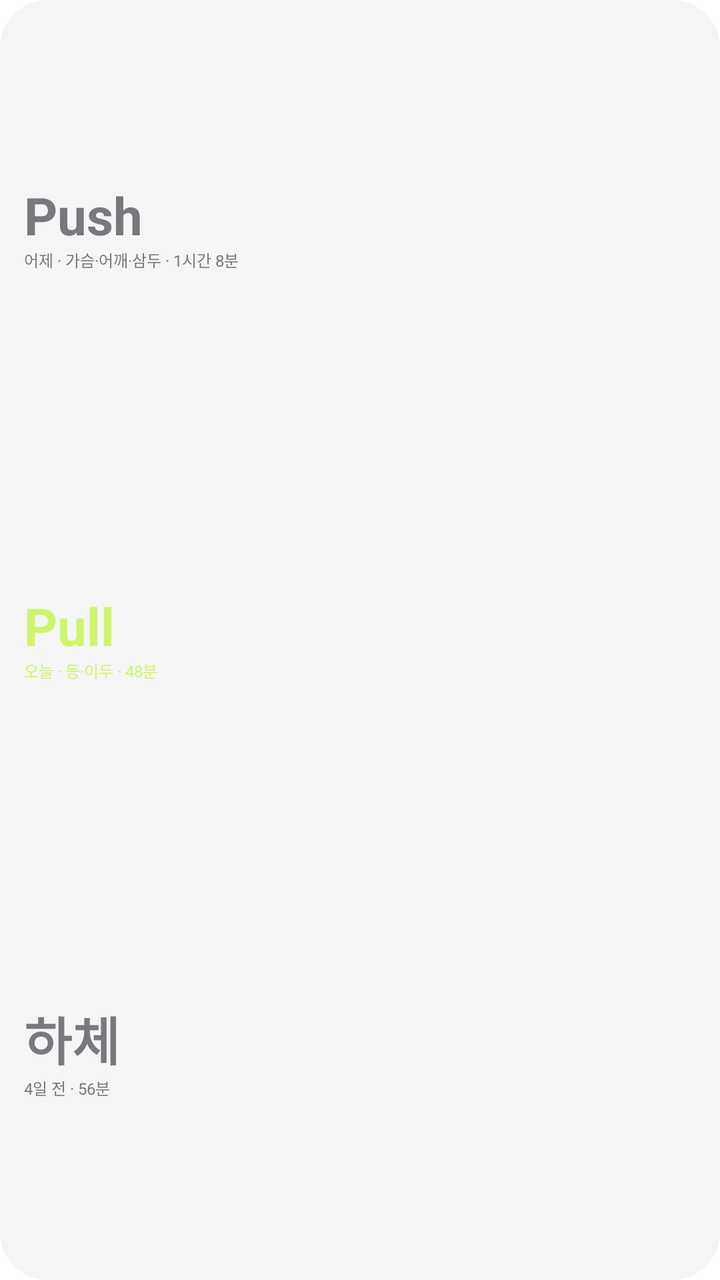
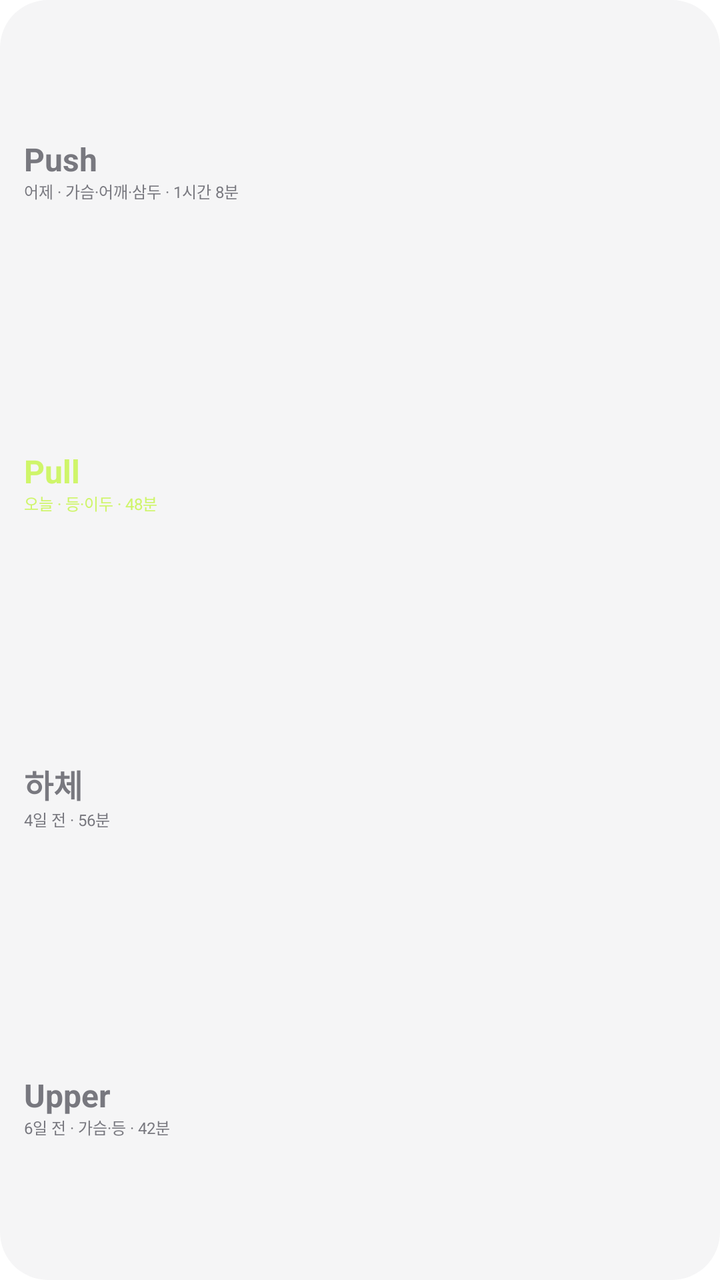

Screens rendered from an Android XML layout before and after an edit, with the pre-edit source and the edit as a unified diff.
<!-- AndroidManifest.xml: fallback theme Theme.MaterialComponents.DayNight.NoActionBar -->
<!-- res/layout/loofit_widget_preview_routine_progress.xml -->
<?xml version="1.0" encoding="utf-8"?>
<LinearLayout xmlns:android="http://schemas.android.com/apk/res/android" android:layout_width="match_parent" android:layout_height="match_parent" android:background="@drawable/loofit_widget_background" android:orientation="vertical" android:padding="12dp">
<LinearLayout android:layout_width="match_parent" android:layout_height="0dp" android:layout_weight="1" android:gravity="center_vertical" android:orientation="vertical">
    <TextView style="@style/LoofitWidgetPreviewRoutineTitle" android:layout_width="match_parent" android:layout_height="wrap_content" android:text="Push" android:textColor="@color/loofit_widget_preview_text_low" />
    <TextView style="@style/LoofitWidgetPreviewMeta" android:layout_width="match_parent" android:layout_height="wrap_content" android:text="어제 · 가슴·어깨·삼두 · 1시간 8분" android:textColor="@color/loofit_widget_preview_text_low" />
  </LinearLayout>
  <LinearLayout android:layout_width="match_parent" android:layout_height="0dp" android:layout_weight="1" android:gravity="center_vertical" android:orientation="vertical">
    <TextView style="@style/LoofitWidgetPreviewRoutineTitle" android:layout_width="match_parent" android:layout_height="wrap_content" android:text="Pull" android:textColor="@color/loofit_widget_preview_accent" />
    <TextView style="@style/LoofitWidgetPreviewMeta" android:layout_width="match_parent" android:layout_height="wrap_content" android:text="오늘 · 등·이두 · 48분" android:textColor="@color/loofit_widget_preview_accent" />
  </LinearLayout>
  <LinearLayout android:layout_width="match_parent" android:layout_height="0dp" android:layout_weight="1" android:gravity="center_vertical" android:orientation="vertical">
    <TextView style="@style/LoofitWidgetPreviewRoutineTitle" android:layout_width="match_parent" android:layout_height="wrap_content" android:text="하체" android:textColor="@color/loofit_widget_preview_text_low" />
    <TextView style="@style/LoofitWidgetPreviewMeta" android:layout_width="match_parent" android:layout_height="wrap_content" android:text="4일 전 · 56분" android:textColor="@color/loofit_widget_preview_text_low" />
  </LinearLayout>
</LinearLayout>
<!-- resources referenced by this layout -->
<resources>
  <color name="loofit_widget_preview_accent">#CFF56A</color>
  <color name="loofit_widget_preview_text_low">#78787F</color>
  <!-- drawable loofit_widget_background (drawable) -->
  <?xml version="1.0" encoding="utf-8"?>
  <shape xmlns:android="http://schemas.android.com/apk/res/android" android:shape="rectangle">
    <solid android:color="@color/loofit_widget_preview_background" />
    <corners android:radius="24dp" />
  </shape>
  <style name="LoofitWidgetPreviewMeta">
      <item name="android:includeFontPadding">false</item>
      <item name="android:maxLines">1</item>
      <item name="android:textColor">@color/loofit_widget_preview_text_low</item>
      <item name="android:textSize">8sp</item>
    </style>
  <style name="LoofitWidgetPreviewRoutineTitle">
      <item name="android:includeFontPadding">false</item>
      <item name="android:maxLines">1</item>
      <item name="android:textSize">26sp</item>
      <item name="android:textStyle">bold</item>
    </style>
  <color name="loofit_widget_preview_background">#F5F5F6</color>
</resources>

<!-- the commit's change to res/layout/loofit_widget_preview_routine_progress.xml (unified diff, before → after) -->
@@ -1,15 +1,19 @@
 <?xml version="1.0" encoding="utf-8"?>
-<LinearLayout xmlns:android="http://schemas.android.com/apk/res/android" android:layout_width="match_parent" android:layout_height="match_parent" android:background="@drawable/loofit_widget_background" android:orientation="vertical" android:padding="12dp">
+<LinearLayout xmlns:android="http://schemas.android.com/apk/res/android" android:layout_width="match_parent" android:layout_height="match_parent" android:background="@drawable/loofit_widget_background" android:orientation="vertical" android:paddingHorizontal="12dp" android:paddingVertical="8dp">
 <LinearLayout android:layout_width="match_parent" android:layout_height="0dp" android:layout_weight="1" android:gravity="center_vertical" android:orientation="vertical">
-    <TextView style="@style/LoofitWidgetPreviewRoutineTitle" android:layout_width="match_parent" android:layout_height="wrap_content" android:text="Push" android:textColor="@color/loofit_widget_preview_text_low" />
+    <TextView style="@style/LoofitWidgetPreviewRoutineTitle" android:layout_width="match_parent" android:layout_height="wrap_content" android:text="Push" android:textColor="@color/loofit_widget_preview_text_low" android:textSize="16sp" />
     <TextView style="@style/LoofitWidgetPreviewMeta" android:layout_width="match_parent" android:layout_height="wrap_content" android:text="어제 · 가슴·어깨·삼두 · 1시간 8분" android:textColor="@color/loofit_widget_preview_text_low" />
   </LinearLayout>
   <LinearLayout android:layout_width="match_parent" android:layout_height="0dp" android:layout_weight="1" android:gravity="center_vertical" android:orientation="vertical">
-    <TextView style="@style/LoofitWidgetPreviewRoutineTitle" android:layout_width="match_parent" android:layout_height="wrap_content" android:text="Pull" android:textColor="@color/loofit_widget_preview_accent" />
+    <TextView style="@style/LoofitWidgetPreviewRoutineTitle" android:layout_width="match_parent" android:layout_height="wrap_content" android:text="Pull" android:textColor="@color/loofit_widget_preview_accent" android:textSize="16sp" />
     <TextView style="@style/LoofitWidgetPreviewMeta" android:layout_width="match_parent" android:layout_height="wrap_content" android:text="오늘 · 등·이두 · 48분" android:textColor="@color/loofit_widget_preview_accent" />
   </LinearLayout>
   <LinearLayout android:layout_width="match_parent" android:layout_height="0dp" android:layout_weight="1" android:gravity="center_vertical" android:orientation="vertical">
-    <TextView style="@style/LoofitWidgetPreviewRoutineTitle" android:layout_width="match_parent" android:layout_height="wrap_content" android:text="하체" android:textColor="@color/loofit_widget_preview_text_low" />
+    <TextView style="@style/LoofitWidgetPreviewRoutineTitle" android:layout_width="match_parent" android:layout_height="wrap_content" android:text="하체" android:textColor="@color/loofit_widget_preview_text_low" android:textSize="16sp" />
     <TextView style="@style/LoofitWidgetPreviewMeta" android:layout_width="match_parent" android:layout_height="wrap_content" android:text="4일 전 · 56분" android:textColor="@color/loofit_widget_preview_text_low" />
   </LinearLayout>
+  <LinearLayout android:layout_width="match_parent" android:layout_height="0dp" android:layout_weight="1" android:gravity="center_vertical" android:orientation="vertical">
+    <TextView style="@style/LoofitWidgetPreviewRoutineTitle" android:layout_width="match_parent" android:layout_height="wrap_content" android:text="Upper" android:textColor="@color/loofit_widget_preview_text_low" android:textSize="16sp" />
+    <TextView style="@style/LoofitWidgetPreviewMeta" android:layout_width="match_parent" android:layout_height="wrap_content" android:text="6일 전 · 가슴·등 · 42분" android:textColor="@color/loofit_widget_preview_text_low" />
+  </LinearLayout>
 </LinearLayout>
